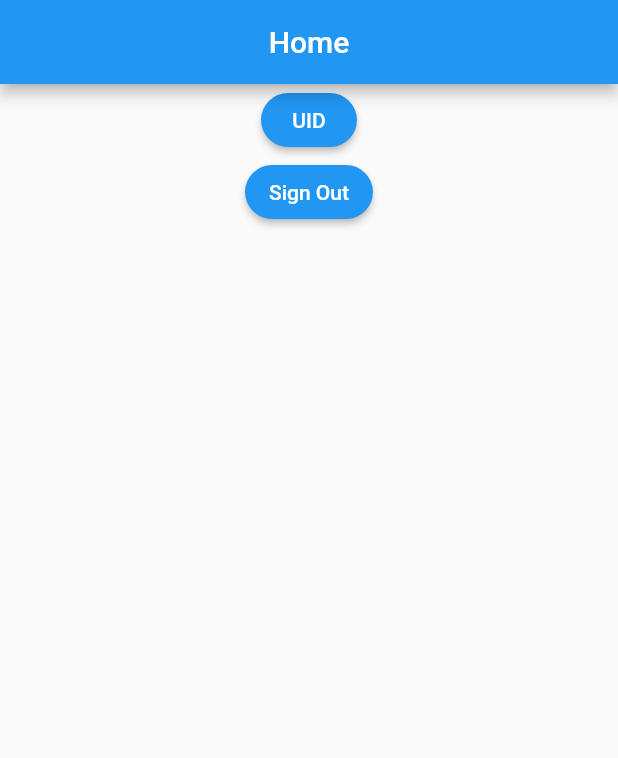
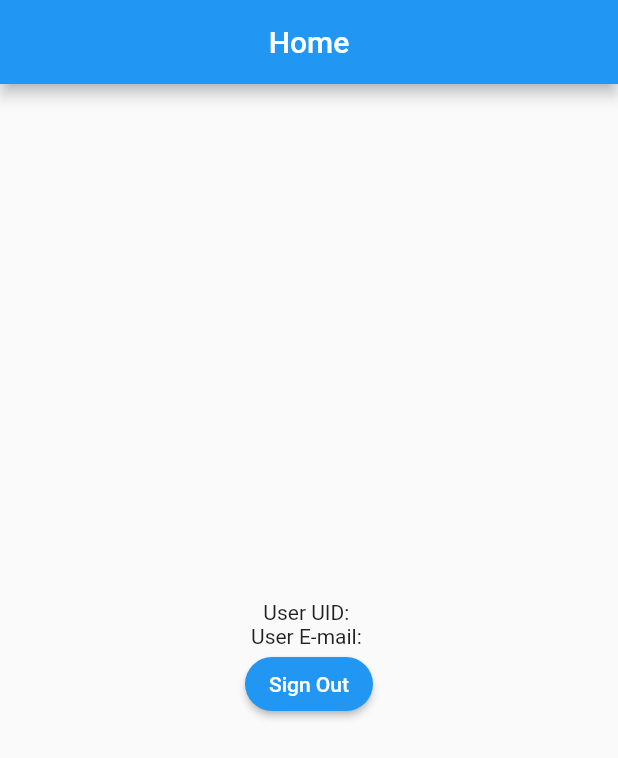
Before and after one commit to ziperjohn/Authentication_app, a Flutter app: the screen it shows once a user with an empty profile is signed in, on a phone screen of 412 x 824 dp. Shown: the top 758 px of the screen. Run offline on Flutter 3.47's test engine with Material 2 defaults, Android fonts, the phone set to English and light mode, and no system bars; our stand-ins replace firebase_auth, firebase_core, get, google_sign_in; missing offline and left inert: mdi; accounts and stored records are empty.

Commit message:
IMPLEMETNED google sign in function

```diff
--- a/lib/models/user_model.dart
+++ b/lib/models/user_model.dart
@@ -1,7 +1,6 @@
 class UserModel {
   String? uid;
   String? email;
-  String? password;
 
-  UserModel({this.uid, this.email, this.password});
+  UserModel({this.uid, this.email});
 }
--- a/lib/screens/home.dart
+++ b/lib/screens/home.dart
@@ -13,18 +13,29 @@ class Home extends GetWidget<AuthenticationController> {
           title: Text("Home"),
           centerTitle: true,
         ),
-        body: Container(
-          child: Center(
-              child: Column(
+        body: Center(
+          child: Column(
+            mainAxisAlignment: MainAxisAlignment.center,
             children: [
-              elevationButton(() {
-                print(controller.user?.uid);
-              }, "UID"),
-              elevationButton(() {
-                controller.signOut();
-              }, "Sign Out"),
+              Obx(() {
+                return Column(
+                  children: [
+                    Text("User UID: ${controller.user?.uid}"),
+                    Text("User E-mail: ${controller.user?.email}"),
+                  ],
+                );
+              }),
+              _signOutButton(),
             ],
-          )),
+          ),
         ));
   }
+
+  Widget _signOutButton() {
+    return elevationButton(_signOut, "Sign Out");
+  }
+
+  void _signOut() {
+    controller.signOut();
+  }
 }
--- a/lib/screens/sign_in.dart
+++ b/lib/screens/sign_in.dart
@@ -62,7 +62,9 @@ class SignIn extends GetWidget<AuthenticationController> {
     await controller.signIn(_emailController.text, _passwordController.text);
   }
 
-  void _signInWithGoogle() {}
+  void _signInWithGoogle() async {
+    await controller.signInWithGoogle();
+  }
 
   void _loginAnonymously() async {
     await controller.signInAnonymously();
--- a/pubspec.yaml
+++ b/pubspec.yaml
@@ -32,6 +32,7 @@ dependencies:
   firebase_core: ^1.3.0
   firebase_auth: ^2.0.0
   mdi: ^5.0.0-nullsafety.0
+  google_sign_in: ^5.0.4
 
 dev_dependencies:
   flutter_test:
```
Also changed, not shown: lib/controllers/authentication_controller.dart (+31 -2 lines), pubspec.lock.
